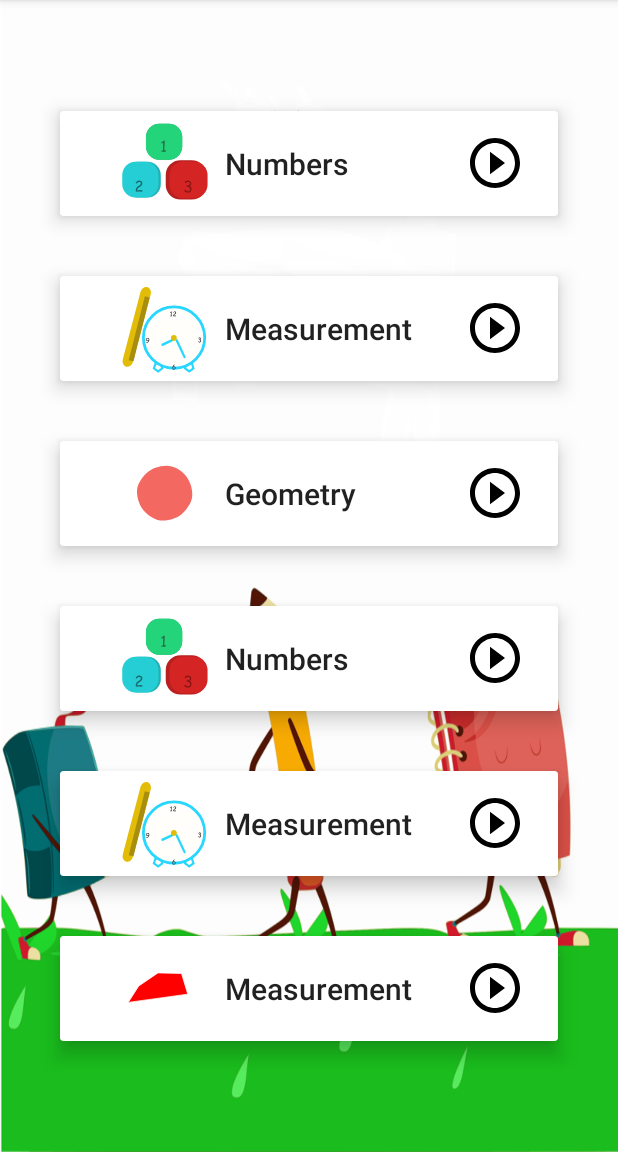
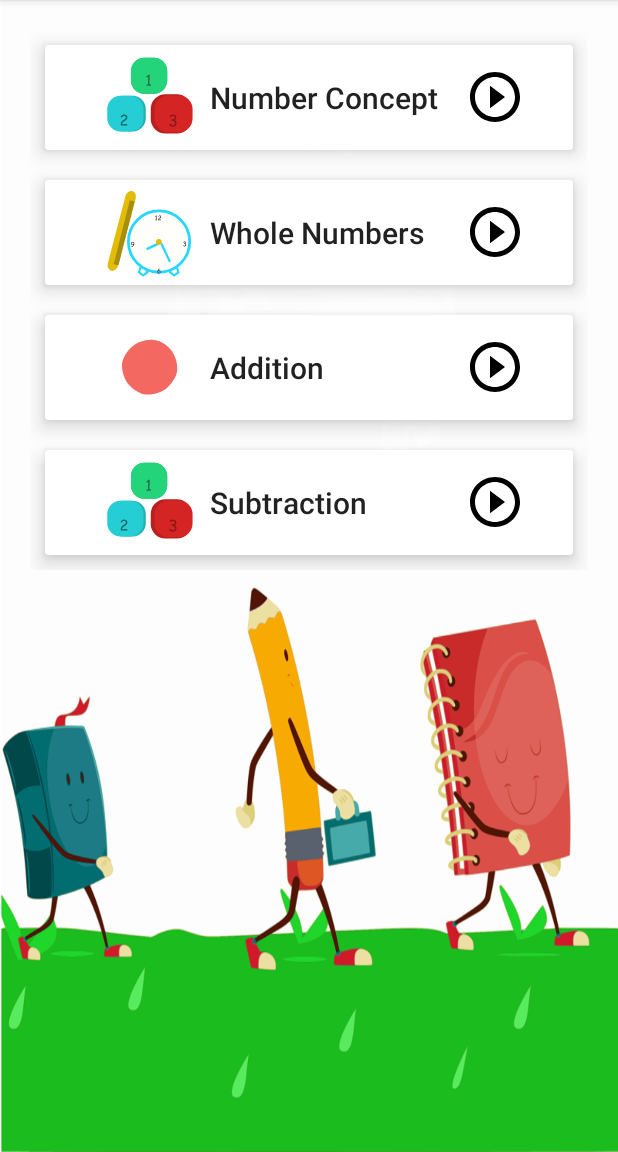
Before and after one commit to fifymawia/AndroidDBandApp, an Android app: the Sub_Strands screen opened directly, with no data from a screen before it, on a phone screen of 412 x 824 dp, the part 84-1236 px from its top. Run offline under Robolectric (Android 15) with nearby library versions, the phone set to English and light mode, and no system bars.

Commit message:
design implementation

```diff
--- a/app/src/main/java/com/daenjel/ilearn/Views/Sub_Strands.java
+++ b/app/src/main/java/com/daenjel/ilearn/Views/Sub_Strands.java
@@ -33,11 +33,9 @@ public class Sub_Strands extends AppCompatActivity {
     }
 
     private void loadItems() {
-        itemList.add(new Sub_Strand_Model("numbers.json","Numbers"));
-        itemList.add(new Sub_Strand_Model("measure.json","Measurement"));
-        itemList.add(new Sub_Strand_Model("geometry.json","Geometry"));
-        itemList.add(new Sub_Strand_Model("numbers.json","Numbers"));
-        itemList.add(new Sub_Strand_Model("measure.json","Measurement"));
-        itemList.add(new Sub_Strand_Model("data.json","Measurement"));
+        itemList.add(new Sub_Strand_Model("numbers.json","Number Concept"));
+        itemList.add(new Sub_Strand_Model("measure.json","Whole Numbers"));
+        itemList.add(new Sub_Strand_Model("geometry.json","Addition"));
+        itemList.add(new Sub_Strand_Model("numbers.json","Subtraction"));
     }
 }
--- a/app/src/main/res/layout/activity_sub__strands.xml
+++ b/app/src/main/res/layout/activity_sub__strands.xml
@@ -9,7 +9,7 @@
 
     <androidx.recyclerview.widget.RecyclerView
         android:id="@+id/listSubStrand"
-        android:layout_centerInParent="true"
+        android:layout_centerHorizontal="true"
         android:layout_margin="20dp"
         android:layout_width="wrap_content"
         android:layout_height="wrap_content">
--- a/app/src/main/res/layout/view_sub_strands.xml
+++ b/app/src/main/res/layout/view_sub_strands.xml
@@ -4,10 +4,11 @@
     android:layout_width="wrap_content"
     xmlns:app="http://schemas.android.com/apk/res-auto"
     app:cardElevation="8dp"
-    android:layout_margin="20dp"
+    android:background="@android:color/darker_gray"
+    android:layout_margin="10dp"
     android:layout_height="wrap_content">
     <RelativeLayout
-        android:layout_width="370dp"
+        android:layout_width="380dp"
         android:layout_height="70dp">
         <com.airbnb.lottie.LottieAnimationView
             android:id="@+id/strandImg"
```
Also changed, not shown: app/src/main/res/layout/view_strands.xml (+8 -7 lines).
